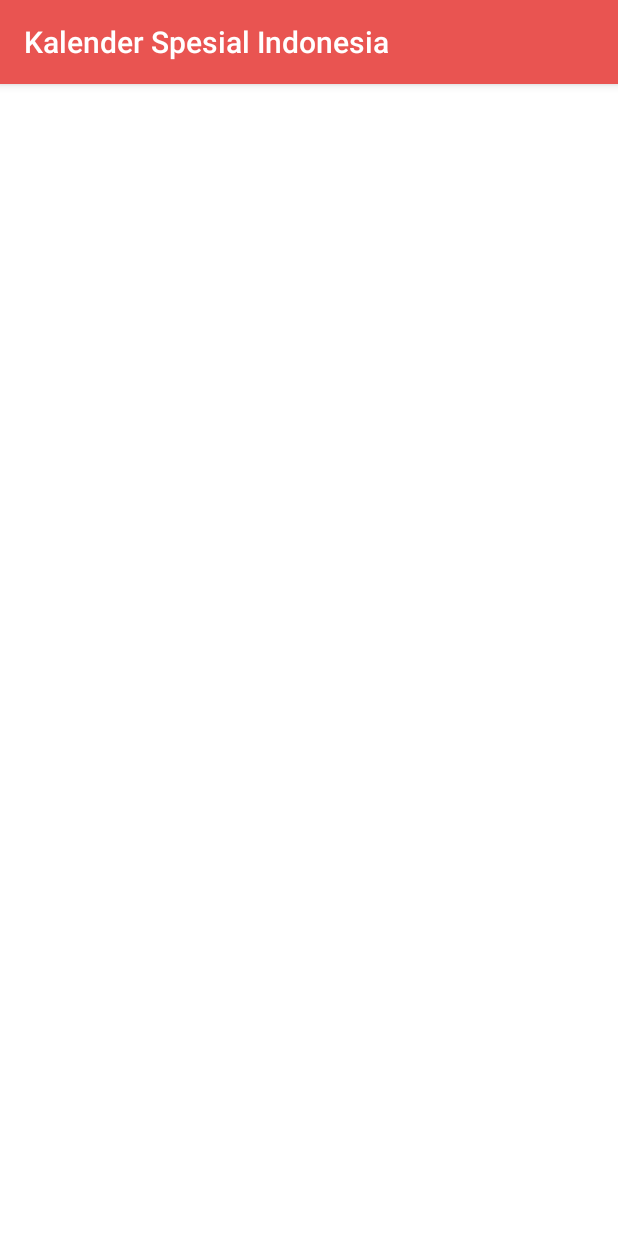
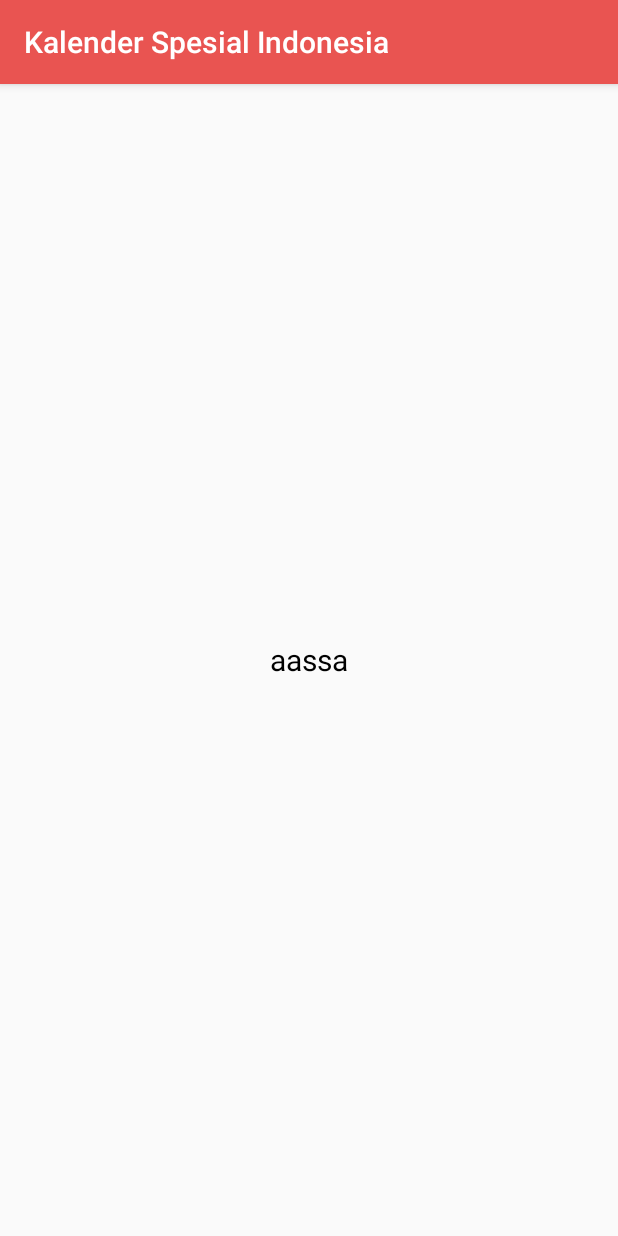
Before and after one commit to nAkhmedov/CalendarEx, an Android app: the LockScreenActivity screen opened directly, with no data from a screen before it, on a phone screen of 412 x 824 dp. Run offline under Robolectric (Android 15) with nearby library versions, the phone set to English and light mode, and no system bars.

Commit message:
display lock screnn view when screen is off

```diff
--- a/app/src/main/AndroidManifest.xml
+++ b/app/src/main/AndroidManifest.xml
@@ -6,7 +6,6 @@
     <uses-permission android:name="android.permission.INTERNET" />
     <uses-permission android:name="android.permission.ACCESS_NETWORK_STATE" />
     <uses-permission android:name="android.permission.READ_EXTERNAL_STORAGE"/>
-    <uses-permission android:name="android.permission.SYSTEM_ALERT_WINDOW" />
 
     <application
         android:name="com.calendaridex.ApplicationLoader"
--- a/app/src/main/java/com/calendaridex/activity/LockScreenActivity.java
+++ b/app/src/main/java/com/calendaridex/activity/LockScreenActivity.java
@@ -1,10 +1,11 @@
 package com.calendaridex.activity;
 
-import android.app.Activity;
 import android.os.Bundle;
 import android.view.WindowManager;
+import android.widget.TextView;
 
 import com.calendaridex.R;
+import com.calendaridex.constants.ExtraNames;
 
 /**
  * Created by navruz on 9/8/16.
@@ -19,6 +20,12 @@ public class LockScreenActivity extends BaseCEActivity {
                 WindowManager.LayoutParams.FLAG_DISMISS_KEYGUARD|
                 WindowManager.LayoutParams.FLAG_SHOW_WHEN_LOCKED|
                 WindowManager.LayoutParams.FLAG_TURN_SCREEN_ON);
-        setContentView(R.layout.launcher_layout);
+        setContentView(R.layout.lock_sceen);
+
+        Bundle bundle = getIntent().getExtras();
+        if (bundle != null) {
+            String message = bundle.getString(ExtraNames.ALARM_MESSAGE);
+            ((TextView) findViewById(R.id.alarm_txt)).setText(message);
+        }
     }
 }
--- a/app/src/main/java/com/calendaridex/activity/MainActivity.java
+++ b/app/src/main/java/com/calendaridex/activity/MainActivity.java
@@ -371,6 +371,12 @@ public class MainActivity extends BaseCEActivity implements View.OnClickListener
                         public void onResponse(Call<JsonArray> call, Response<JsonArray> response) {
                             JsonArray eventsArray = response.body();
                             try {
+                                EventDao eventDao = ApplicationLoader.getApplication(MainActivity.this)
+                                        .getDaoSession()
+                                        .getEventDao();
+                                if (eventDao.loadAll().size() != 0) {
+                                    eventDao.deleteAll();
+                                }
                                 parseJsonArray(eventsArray);
                                 SharedPreferences.Editor editor = sharedPref.edit();
                                 editor.putLong("last_update_time", new Date().getTime());
--- /dev/null
+++ b/app/src/main/res/layout/lock_sceen.xml
@@ -0,0 +1,24 @@
+<?xml version="1.0" encoding="utf-8"?>
+<RelativeLayout xmlns:android="http://schemas.android.com/apk/res/android"
+              android:orientation="vertical"
+              android:layout_width="match_parent"
+              android:layout_height="match_parent">
+
+    <TextView
+        android:id="@+id/alarm_txt"
+        android:layout_width="match_parent"
+        android:layout_height="wrap_content"
+        android:text="aassa"
+        android:textSize="20sp"
+        android:layout_centerInParent="true"
+        android:textAlignment="center"
+        android:textColor="@color/black"/>
+
+    <!--<ImageView-->
+        <!--android:layout_width="wrap_content"-->
+        <!--android:layout_height="wrap_content"-->
+        <!--android:src="@android:drawable/ic_menu_close_clear_cancel"-->
+        <!--android:layout_alignParentBottom="true"-->
+        <!--android:layout_centerInParent="true"/>-->
+
+</RelativeLayout>
--- a/build.gradle
+++ b/build.gradle
@@ -7,7 +7,7 @@ buildscript {
         jcenter()
     }
     dependencies {
-        classpath 'com.android.tools.build:gradle:2.1.2'
+        classpath 'com.android.tools.build:gradle:2.1.3'
         classpath 'com.google.gms:google-services:3.0.0'
 
         // NOTE: Do not place your application dependencies here; they belong
```
Also changed, not shown: app/src/main/java/com/calendaridex/receiver/AlarmReceiver.java (+4 -3 lines), app/src/main/java/com/calendaridex/service/AlarmService.java (+14 -19 lines), gradle/wrapper/gradle-wrapper.properties.
